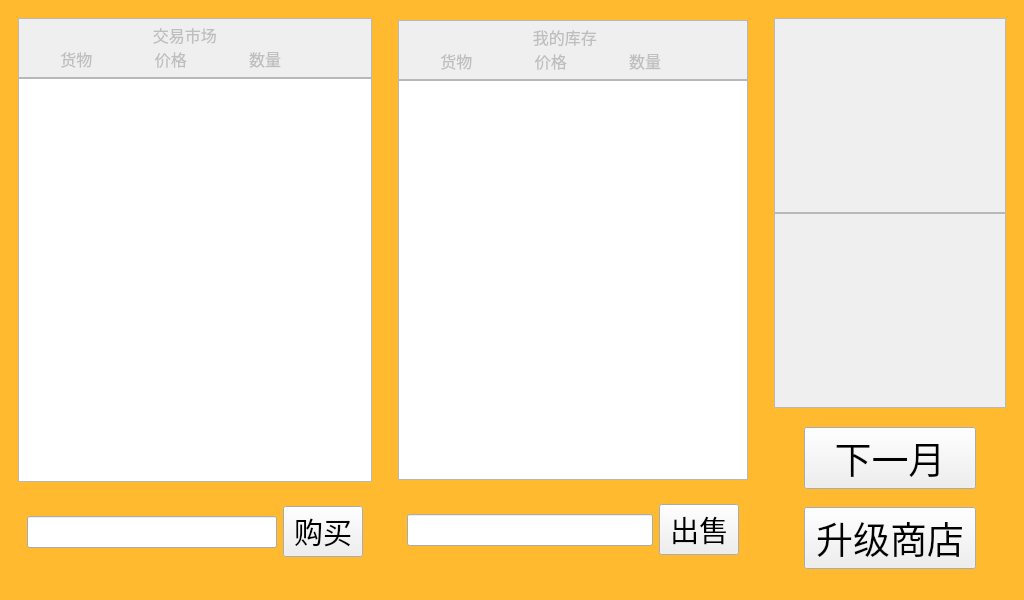
Above: futures.ui from Sam-ie/Paydirt before the change. Below: the same form after it.
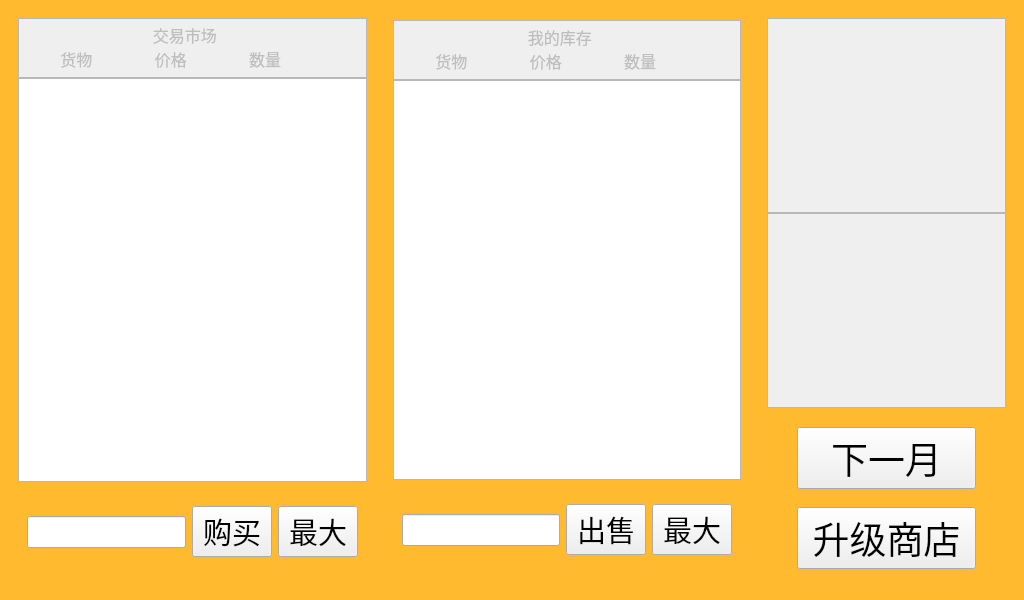
That is the form after the change.

Commit message: complete future_goods

Diff of the .ui file:
```diff
--- a/futures.ui
+++ b/futures.ui
@@ -38,11 +38,18 @@
       <string notr="true">QWidget#widget
 {
 	background-color: rgb(255, 186, 48);
+	outline: none;
 }</string>
      </property>
      <layout class="QHBoxLayout" name="horizontalLayout">
       <item>
        <widget class="QWidget" name="widget_2" native="true">
+        <property name="maximumSize">
+         <size>
+          <width>600</width>
+          <height>16777215</height>
+         </size>
+        </property>
         <layout class="QVBoxLayout" name="verticalLayout_4">
          <property name="spacing">
           <number>0</number>
@@ -124,6 +131,25 @@
               </property>
              </widget>
             </item>
+            <item>
+             <widget class="QPushButton" name="pushButton_5">
+              <property name="font">
+               <font>
+                <family>华文隶书</family>
+                <pointsize>22</pointsize>
+               </font>
+              </property>
+              <property name="toolTip">
+               <string>&lt;html&gt;&lt;head/&gt;&lt;body&gt;&lt;p&gt;&lt;span style=&quot; font-size:12pt;&quot;&gt;按所能购买的&lt;/span&gt;&lt;/p&gt;&lt;p&gt;&lt;span style=&quot; font-size:12pt;&quot;&gt;最大数量购入&lt;/span&gt;&lt;/p&gt;&lt;/body&gt;&lt;/html&gt;</string>
+              </property>
+              <property name="toolTipDuration">
+               <number>2000</number>
+              </property>
+              <property name="text">
+               <string>最大</string>
+              </property>
+             </widget>
+            </item>
            </layout>
           </widget>
          </item>
@@ -132,6 +158,12 @@
       </item>
       <item>
        <widget class="QWidget" name="widget_3" native="true">
+        <property name="maximumSize">
+         <size>
+          <width>600</width>
+          <height>16777215</height>
+         </size>
+        </property>
         <layout class="QVBoxLayout" name="verticalLayout_3">
          <property name="spacing">
           <number>0</number>
@@ -219,6 +251,25 @@
               </property>
              </widget>
             </item>
+            <item>
+             <widget class="QPushButton" name="pushButton_6">
+              <property name="font">
+               <font>
+                <family>华文隶书</family>
+                <pointsize>22</pointsize>
+               </font>
+              </property>
+              <property name="toolTip">
+               <string>&lt;html&gt;&lt;head/&gt;&lt;body&gt;&lt;p&gt;&lt;span style=&quot; font-size:12pt;&quot;&gt;卖出全部持有&lt;/span&gt;&lt;/p&gt;&lt;/body&gt;&lt;/html&gt;</string>
+              </property>
+              <property name="toolTipDuration">
+               <number>2000</number>
+              </property>
+              <property name="text">
+               <string>最大</string>
+              </property>
+             </widget>
+            </item>
            </layout>
           </widget>
          </item>
@@ -229,13 +280,13 @@
        <widget class="QWidget" name="widget_4" native="true">
         <property name="minimumSize">
          <size>
-          <width>100</width>
-          <height>0</height>
-         </size>
-        </property>
-        <property name="maximumSize">
-         <size>
           <width>250</width>
+          <height>0</height>
+         </size>
+        </property>
+        <property name="maximumSize">
+         <size>
+          <width>400</width>
           <height>16777215</height>
          </size>
         </property>
```
Left out of the diff: 2 changed lines with no effect on the pictures. The commit also changes 12 other files.
